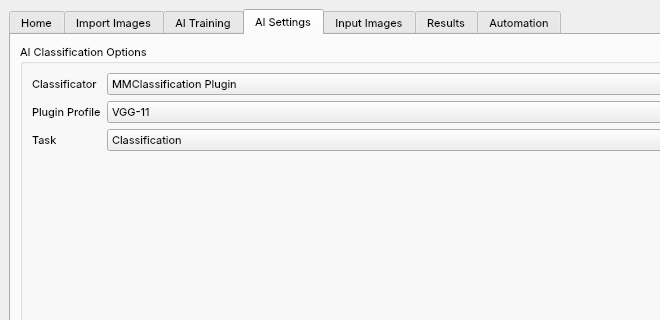
Joensw/RCAIT, file mainwindow.ui: the form before one commit; both pictures show x 0 to 660 and y 0 to 320 of the 950 by 500 pixel window.
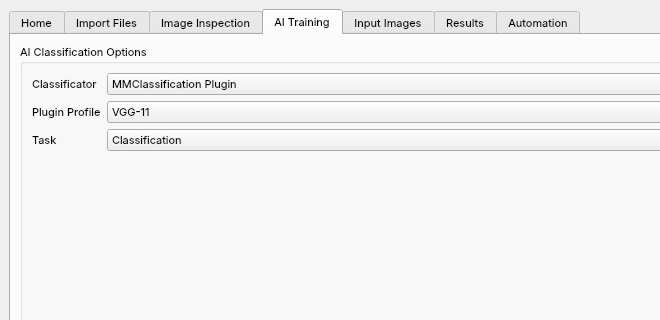
The form after the commit. The open tabs and pages were chosen to show the change. Icons and pictures are not drawn. Custom widgets are drawn as their Qt base class.

Commit message: Neue Tab Aufteilung

```diff
--- a/mainwindow.ui
+++ b/mainwindow.ui
@@ -194,7 +194,7 @@
          <normaloff>:/Resources/TabIcons/Filled/Tab_Crawler_Icon.svg</normaloff>:/Resources/TabIcons/Filled/Tab_Crawler_Icon.svg</iconset>
        </attribute>
        <attribute name="title">
-        <string>Import Images</string>
+        <string>Import Files</string>
        </attribute>
        <layout class="QGridLayout" name="gridLayout_9">
         <item row="0" column="0">
@@ -576,7 +576,7 @@
          <normaloff>:/Resources/TabIcons/Filled/Tab_Training_Images_Icon.svg</normaloff>:/Resources/TabIcons/Filled/Tab_Training_Images_Icon.svg</iconset>
        </attribute>
        <attribute name="title">
-        <string>AI Training</string>
+        <string>Image Inspection</string>
        </attribute>
        <layout class="QGridLayout" name="gridLayout_8">
         <item row="0" column="0">
@@ -590,7 +590,7 @@
          <normaloff>:/Resources/TabIcons/Filled/Tab_Settings_Icon.svg</normaloff>:/Resources/TabIcons/Filled/Tab_Settings_Icon.svg</iconset>
        </attribute>
        <attribute name="title">
-        <string>AI Settings</string>
+        <string>AI Training</string>
        </attribute>
        <layout class="QGridLayout" name="gridLayout_11">
         <item row="0" column="0">
```
Left out of the diff: 10 changed lines with no effect on the pictures. The commit also changes 3 other files.
